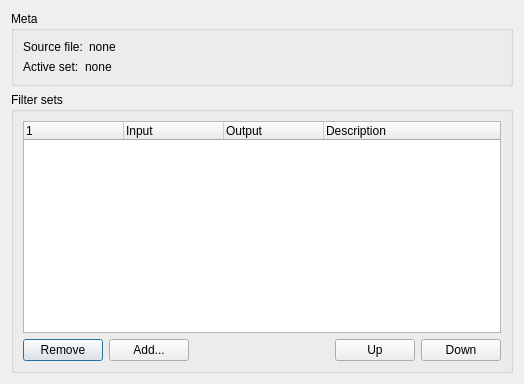
This is src/display/qt/d_filter_sets_list_dialog.ui in mrehkopf/vcs as Qt 5 draws it before an edit. The edited form follows.
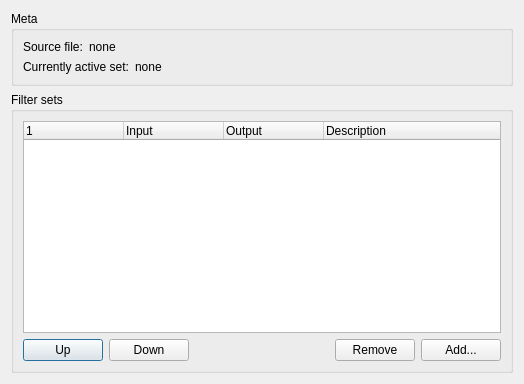
This is the edited form.

Commit message: GUI: Tweak filter set creation dialog's layout

Diff of the .ui file:
```diff
--- a/src/display/qt/d_filter_sets_list_dialog.ui
+++ b/src/display/qt/d_filter_sets_list_dialog.ui
@@ -67,7 +67,7 @@
            </font>
           </property>
           <property name="text">
-           <string>Active set:</string>
+           <string>Currently active set:</string>
           </property>
          </widget>
         </item>
@@ -146,16 +146,16 @@
       <item>
        <layout class="QHBoxLayout" name="horizontalLayout">
         <item>
-         <widget class="QPushButton" name="pushButton_remove">
+         <widget class="QPushButton" name="pushButton_up">
           <property name="text">
-           <string>Remove</string>
+           <string>Up</string>
           </property>
          </widget>
         </item>
         <item>
-         <widget class="QPushButton" name="pushButton_add">
+         <widget class="QPushButton" name="pushButton_down">
           <property name="text">
-           <string>Add...</string>
+           <string>Down</string>
           </property>
          </widget>
         </item>
@@ -173,16 +173,16 @@
          </spacer>
         </item>
         <item>
-         <widget class="QPushButton" name="pushButton_up">
+         <widget class="QPushButton" name="pushButton_remove">
           <property name="text">
-           <string>Up</string>
+           <string>Remove</string>
           </property>
          </widget>
         </item>
         <item>
-         <widget class="QPushButton" name="pushButton_down">
+         <widget class="QPushButton" name="pushButton_add">
           <property name="text">
-           <string>Down</string>
+           <string>Add...</string>
           </property>
          </widget>
         </item>
```
The commit also changes 1 other file.
